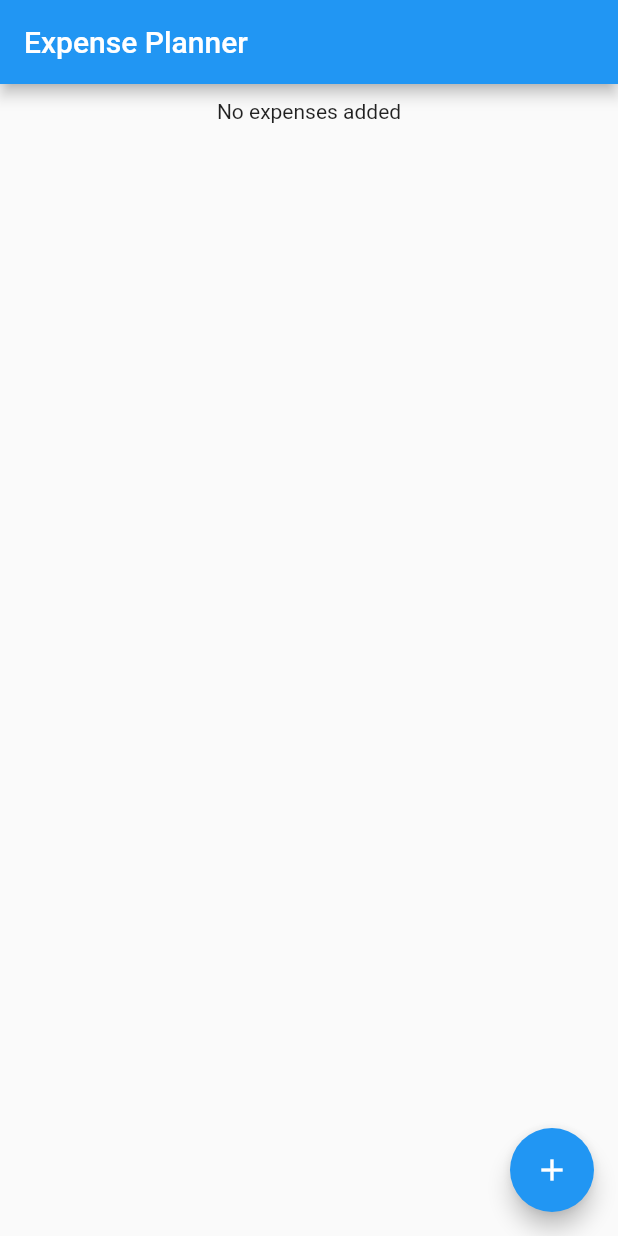
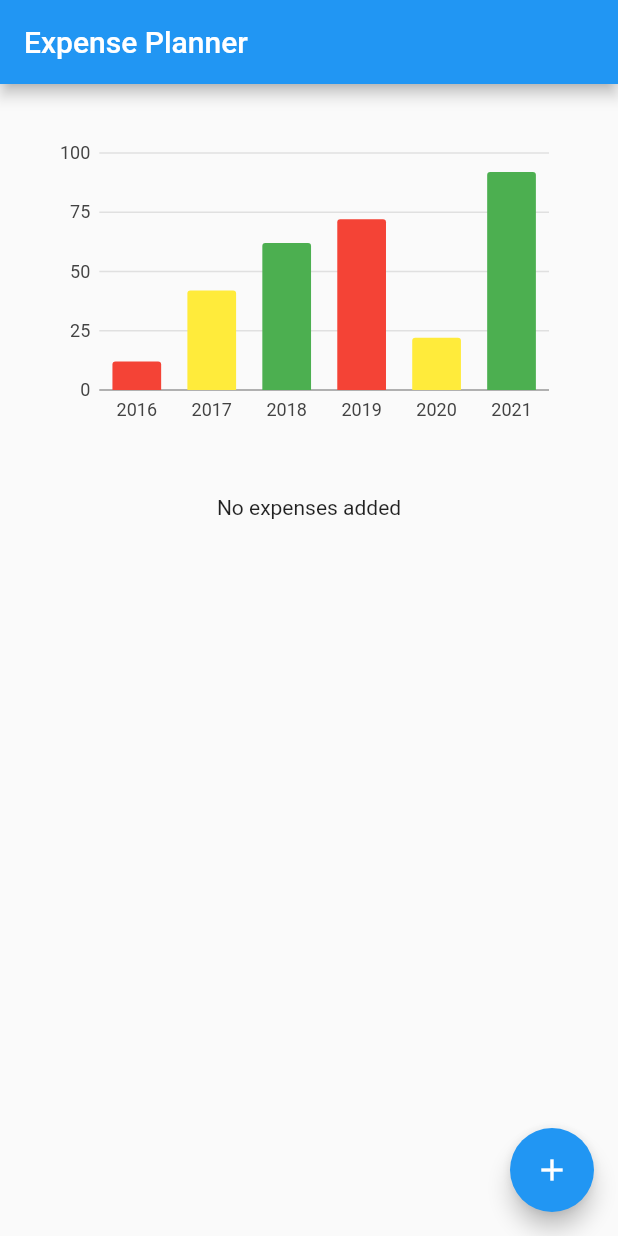
Before and after one commit to hurali97/expensePlanner, a Flutter app: the screen it shows after launch, on a phone screen of 412 x 824 dp. Run offline on Flutter 3.47's test engine with Material 2 defaults, Android fonts, the phone set to English and light mode, and no system bars; our stand-ins replace charts_flutter, fluttertoast.

Commit message:
flutter_chart added, work left

```diff
--- /dev/null
+++ b/lib/src/Classes/BarModel.dart
@@ -0,0 +1,13 @@
+import 'package:flutter/material.dart';
+import 'package:charts_flutter/flutter.dart' as charts;
+
+
+class BarModel {
+  final String year;
+  final int clicks;
+  final charts.Color color;
+
+  BarModel(this.year, this.clicks, Color color)
+      : this.color = new charts.Color(
+            r: color.red, g: color.green, b: color.blue, a: color.alpha);
+}
--- a/lib/src/Screens/HomeScreen/index.dart
+++ b/lib/src/Screens/HomeScreen/index.dart
@@ -1,7 +1,9 @@
 import 'package:flutter/material.dart';
+import 'package:charts_flutter/flutter.dart' as charts;
 
 import '../../Widgets/MyCard/index.dart';
 import 'package:expensePlanner/src/Widgets/MyBottomSheet/index.dart';
+import 'package:expensePlanner/src/Classes/BarModel.dart';
 
 class HomeScreen extends StatefulWidget {
   @override
@@ -31,11 +33,45 @@ class _HomeScreenState extends State<HomeScreen> {
 
   @override
   Widget build(BuildContext context) {
+    var data = [
+      BarModel('2016', 12, Colors.red),
+      BarModel('2017', 42, Colors.yellow),
+      BarModel('2018', 62, Colors.green),
+      BarModel('2019', 72, Colors.red),
+      BarModel('2020', 22, Colors.yellow),
+      BarModel('2021', 92, Colors.green),
+    ];
+
+    var series = [
+      charts.Series(
+        domainFn: (BarModel clickData, _) => clickData.year,
+        measureFn: (BarModel clickData, _) => clickData.clicks,
+        colorFn: (BarModel clickData, _) => clickData.color,
+        id: 'Clicks',
+        data: data,
+      ),
+    ];
+
+    var chart = charts.BarChart(
+      series,
+      animate: true,
+
+    );
+
+    var chartWidget = Padding(
+      padding: EdgeInsets.all(32.0),
+      child: SizedBox(
+        height: 200.0,
+        child: chart,
+      ),
+    );
+
     return Scaffold(
       resizeToAvoidBottomInset: true,
       body: Column(
         children: <Widget>[
           // Text('Transactions'),
+          chartWidget,
 
           expenses.length > 0
               ? {
@@ -50,7 +86,7 @@ class _HomeScreenState extends State<HomeScreen> {
                     textAlign: TextAlign.center,
                   ),
                   width: double.infinity,
-                  margin: EdgeInsets.only(top:10),
+                  margin: EdgeInsets.only(top: 10),
                 )
         ],
       ),
--- a/pubspec.yaml
+++ b/pubspec.yaml
@@ -25,6 +25,7 @@ dependencies:
     sdk: flutter
 
   fluttertoast: ^7.0.2
+  charts_flutter: ^0.8.1
   # The following adds the Cupertino Icons font to your application.
   # Use with the CupertinoIcons class for iOS style icons.
   cupertino_icons: ^0.1.3
```
Also changed, not shown: pubspec.lock.
